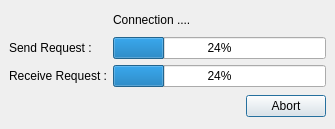
Qt form ui/servicesconnection.ui (phoenix741/xinx) before a commit.
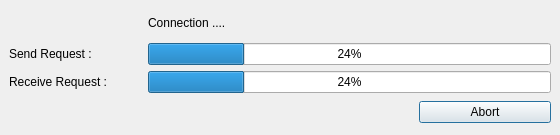
The same form after that commit. Icons and pictures are not drawn.

What changed in the file:
```diff
--- a/ui/servicesconnection.ui
+++ b/ui/servicesconnection.ui
@@ -5,8 +5,8 @@
    <rect>
     <x>0</x>
     <y>0</y>
-    <width>335</width>
-    <height>129</height>
+    <width>560</width>
+    <height>135</height>
    </rect>
   </property>
   <property name="windowTitle" >
```
